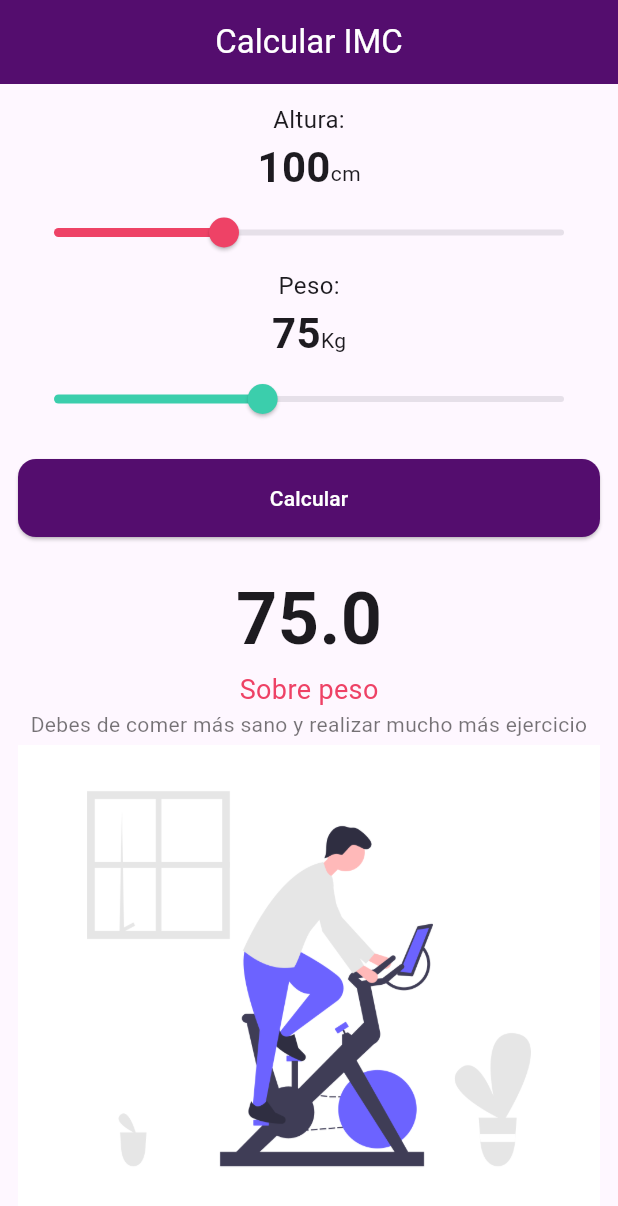
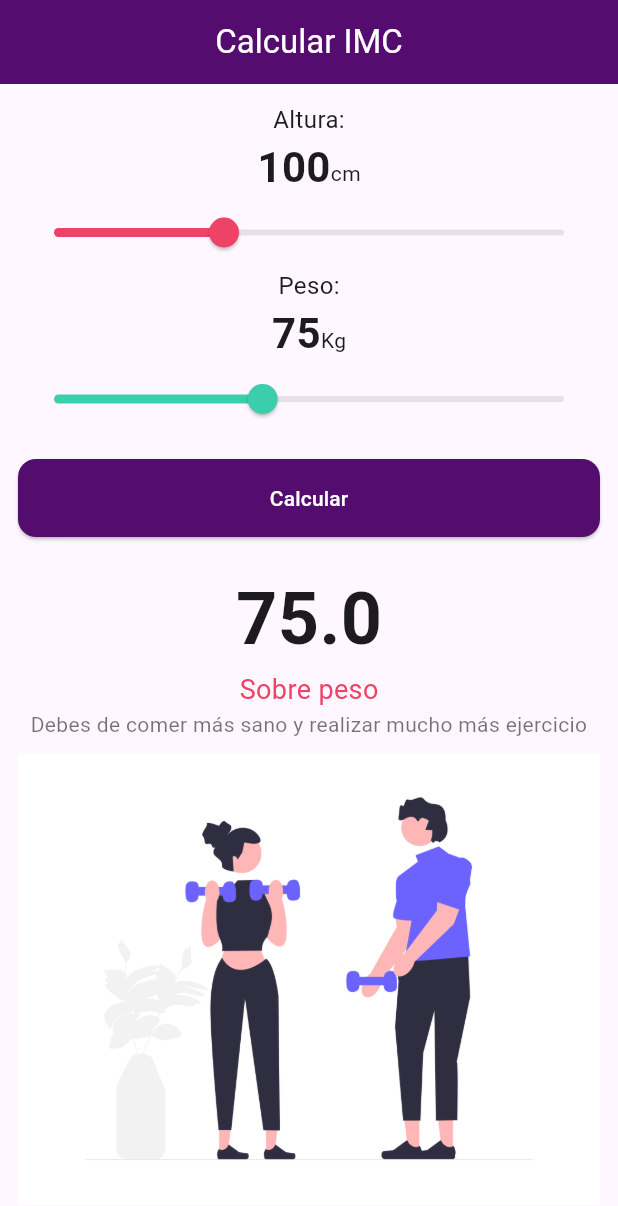
Before and after one commit to eeBarrionuevo/bmiapp_g9, a Flutter app: the screen it shows after launch, after a tap on "Calcular", on a phone screen of 412 x 824 dp. Shown: the top 1206 px of the screen. Run offline on Flutter 3.47's test engine with Material 3 defaults, Android fonts, the phone set to English and light mode, and no system bars.

```diff
--- a/lib/main.dart
+++ b/lib/main.dart
@@ -22,12 +22,12 @@ class HomePage extends StatefulWidget {
 }
 
 class _HomePageState extends State<HomePage> {
-
   double height = 100.0;
   double weight = 75.0;
   double bmi = 20.0;
   String result = "Normal";
   String comment = "Está todo bien, sigue así";
+  int image = 1;
 
   @override
   Widget build(BuildContext context) {
@@ -140,26 +140,44 @@ class _HomePageState extends State<HomePage> {
                   ),
                 ),
                 onPressed: () {
-                    bmi = weight / pow(height/100, 2);
+                  bmi = weight / pow(height / 100, 2);
                   //índice
                   // bmi < 18.0 // Bajo peso
                   // bmi >= 18 y bmi <= 25 // Normal
                   // bmi > 25 // Sobrepeso
 
-                    if(bmi < 18){
+                  // if (bmi < 18) {
+                  //   result = "Bajo peso";
+                  //   comment =
+                  //       "Debes de comer un poco más y realizar ejercicios";
+                  // } else if (bmi >= 18 && bmi <= 25) {
+                  //   result = "Normal";
+                  //   comment =
+                  //       "Estás bien, continúa comiendo sano y realizando ejercicios";
+                  // } else if (bmi > 25) {
+                  //   result = "Sobre peso";
+                  //   comment =
+                  //       "Debes de comer más sano y realizar mucho más ejercicio";
+                  // }
+
+                  if (bmi < 18) {
                     result = "Bajo peso";
-                      comment = "Debes de comer un poco más y realizar ejercicios";
-                    }else if(bmi >= 18 && bmi <= 25){
+                    comment =
+                        "Debes de comer un poco más y realizar ejercicios";
+                    image = 1;
+                  } else if (bmi <= 25) {
                     result = "Normal";
-                      comment = "Estás bien, continúa comiendo sano y realizando ejercicios";
-                    }else if(bmi > 25){
+                    comment =
+                        "Estás bien, continúa comiendo sano y realizando ejercicios";
+                    image = 2;
+                  } else {
                     result = "Sobre peso";
-                      comment = "Debes de comer más sano y realizar mucho más ejercicio";
+                    comment =
+                        "Debes de comer más sano y realizar mucho más ejercicio";
+                    image = 3;
                   }
 
-                    setState(() {
-
-                    });
+                  setState(() {});
                 },
               ),
             ),
@@ -190,7 +208,7 @@ class _HomePageState extends State<HomePage> {
             ),
             Expanded(
               child: Image.asset(
-                "assets/images/image1.png",
+                "assets/images/image$image.png"
                 // height: 200,
               ),
             ),
```
Lines whose indentation alone changed are shown as unchanged.
